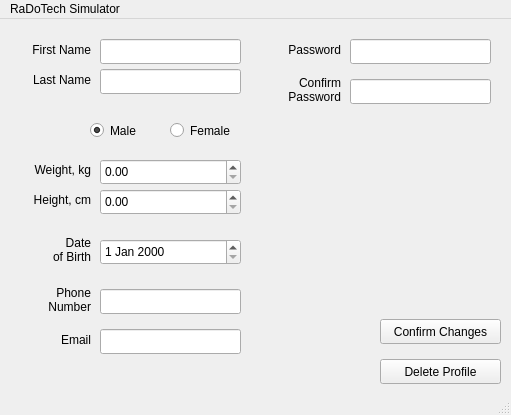
Matt-desousa/COMP3004-FinalProject, file profilewindow.ui: the form before one commit.
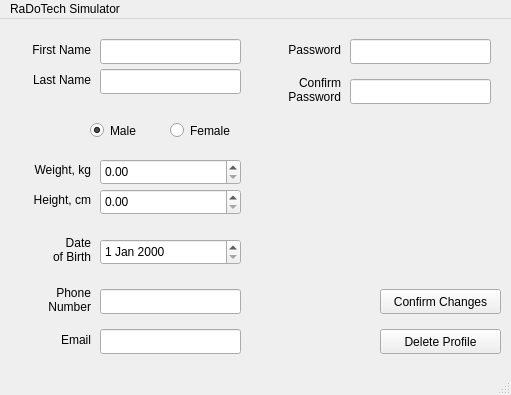
The form after the commit.

Commit message: Added an easy button to create profiles in the CreateProfileWindow.

```diff
--- a/profilewindow.ui
+++ b/profilewindow.ui
@@ -7,7 +7,7 @@
     <x>0</x>
     <y>0</y>
     <width>511</width>
-    <height>415</height>
+    <height>395</height>
    </rect>
   </property>
   <property name="windowTitle">
@@ -335,7 +335,7 @@
     <property name="geometry">
      <rect>
       <x>380</x>
-      <y>300</y>
+      <y>270</y>
       <width>121</width>
       <height>25</height>
      </rect>
@@ -348,7 +348,7 @@
     <property name="geometry">
      <rect>
       <x>380</x>
-      <y>340</y>
+      <y>310</y>
       <width>121</width>
       <height>25</height>
      </rect>
```
The commit also changes 4 other files.
